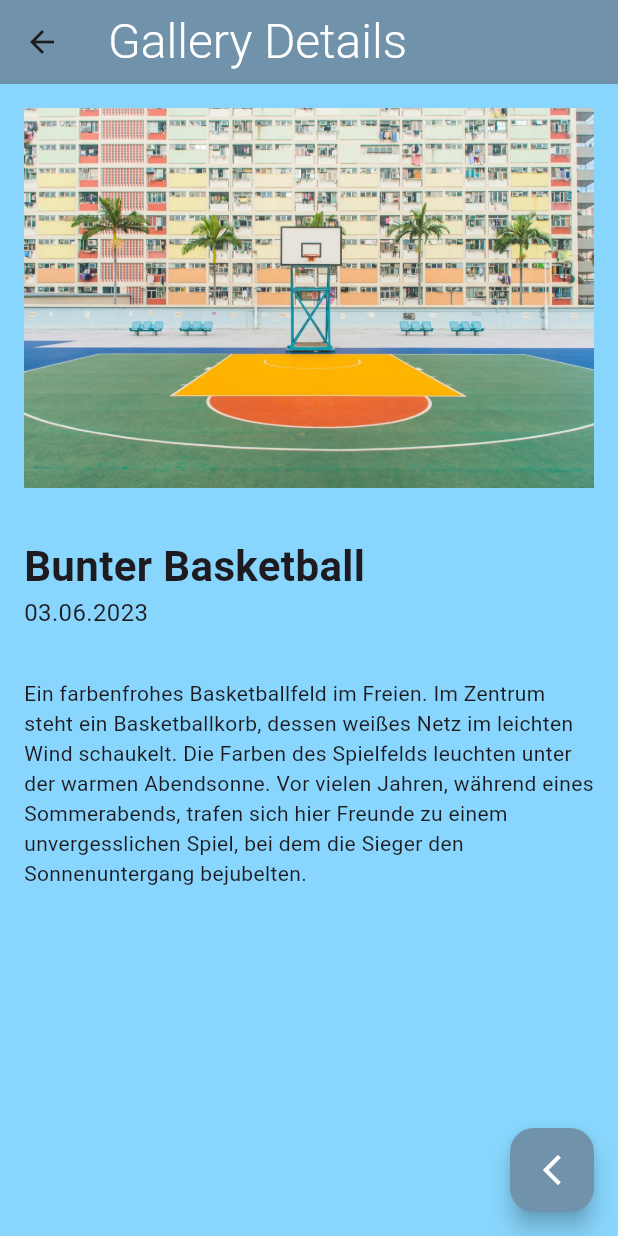
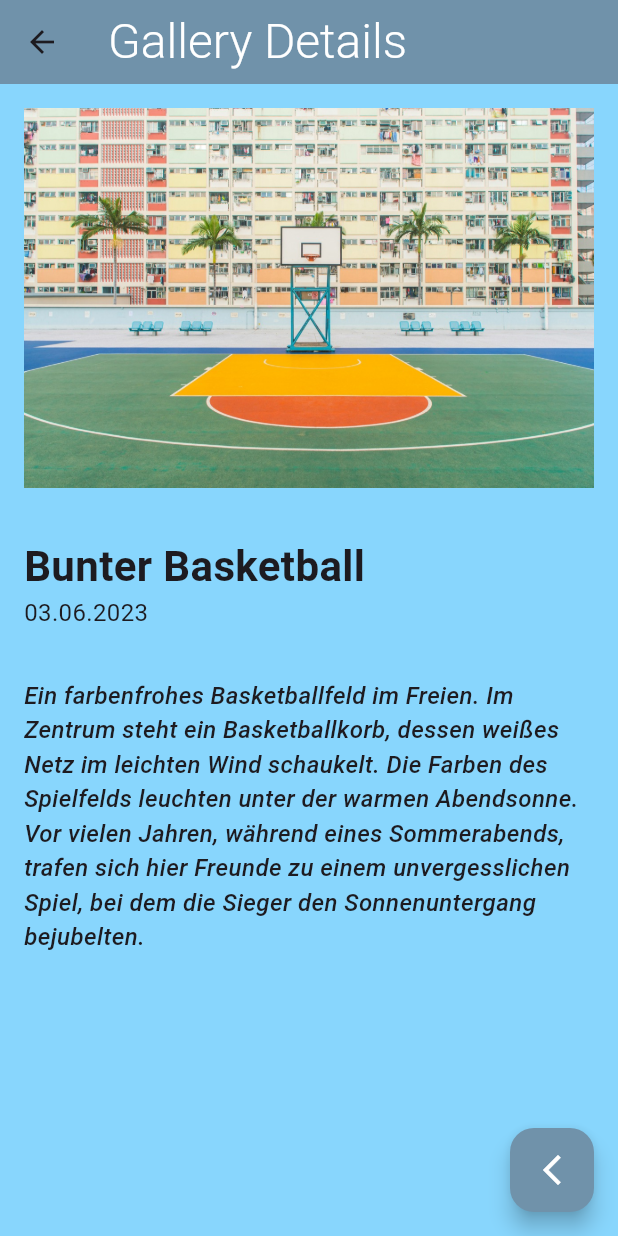
Before and after one commit to Dopa91/simple_gallery_app_dopatka, a Flutter app: the DetailSite screen opened directly with sample values from the repository, on a phone screen of 412 x 824 dp. Run offline on Flutter 3.47's test engine with Material 3 defaults, Android fonts, the phone set to English and light mode, and no system bars; our stand-ins replace flutter_image_slideshow.

Commit message:
updated details screen due to design

```diff
--- a/lib/features/gallery/screens/detail_site.dart
+++ b/lib/features/gallery/screens/detail_site.dart
@@ -49,7 +49,13 @@ class DetailSite extends StatelessWidget {
               const SizedBox(
                 height: 32,
               ),
-              Text(item.imageDescription),
+              Text(
+                item.imageDescription,
+                style: const TextStyle(
+                    fontWeight: FontWeight.w500,
+                    fontStyle: FontStyle.italic,
+                    fontSize: 16),
+              ),
               const SizedBox(
                 height: 64,
               ),
```
